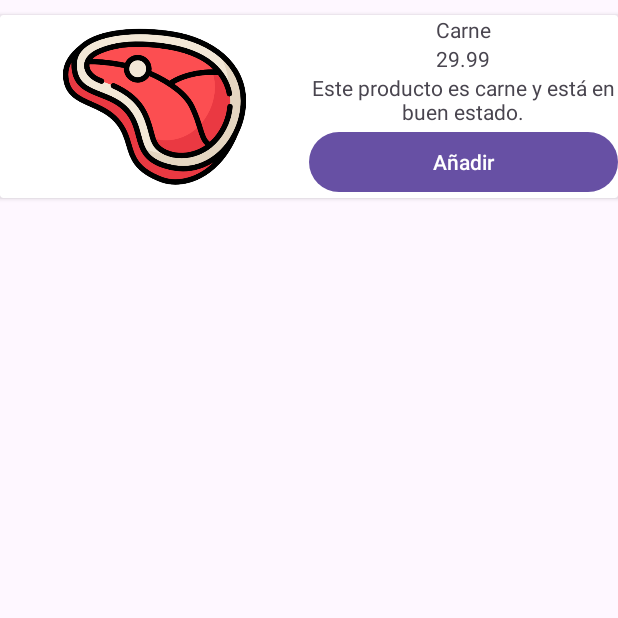
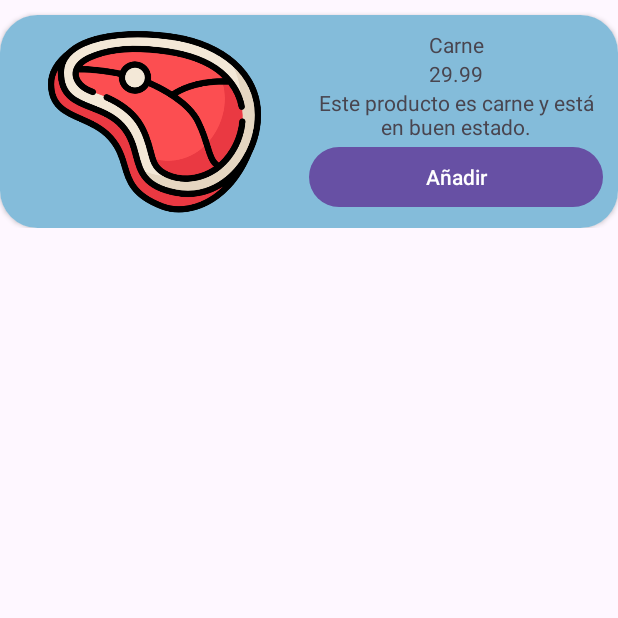
Before and after one commit to alvarohv2021/AppTienda, an Android app: the screen it shows after launch (ProductActivity), after a tap on "->", on a phone screen of 412 x 824 dp, the top half of it. Run offline under Robolectric (Android 15) with nearby library versions, the phone set to English and light mode, and no system bars.

Commit message:
Dando estilos

```diff
--- a/app/src/main/res/layout/activity_product_activity.xml
+++ b/app/src/main/res/layout/activity_product_activity.xml
@@ -3,19 +3,22 @@
     xmlns:app="http://schemas.android.com/apk/res-auto"
     xmlns:tools="http://schemas.android.com/tools"
     android:layout_width="match_parent"
-    android:layout_height="match_parent"
-    tools:context=".ProductActivity">
+    android:layout_height="wrap_content">
 
     <androidx.cardview.widget.CardView
         android:layout_width="0dp"
         android:layout_height="wrap_content"
         android:layout_marginTop="10dp"
+        android:padding="10dp"
+        app:cardCornerRadius="25dp"
         app:layout_constraintStart_toStartOf="parent"
         app:layout_constraintTop_toTopOf="parent">
 
         <LinearLayout
+            android:id="@+id/product_layout"
             android:layout_width="match_parent"
-            android:layout_height="match_parent"
+            android:layout_height="wrap_content"
+            android:background="#84BCDA"
             android:orientation="horizontal">
 
             <ImageView
@@ -23,11 +26,14 @@
                 android:layout_width="match_parent"
                 android:layout_height="match_parent"
                 android:layout_weight="1"
-                android:src="@drawable/carne" />
+                app:srcCompat="@drawable/carne" />
 
             <LinearLayout
                 android:layout_width="match_parent"
                 android:layout_height="wrap_content"
+                android:layout_marginTop="10dp"
+                android:layout_marginRight="10dp"
+                android:layout_marginBottom="10dp"
                 android:layout_weight="1"
                 android:orientation="vertical">
 
@@ -35,7 +41,7 @@
                     android:id="@+id/nombre"
                     android:layout_width="match_parent"
                     android:layout_height="wrap_content"
-                    android:text="Producto"
+                    android:text="Nombre"
                     android:textAlignment="center" />
 
                 <TextView
@@ -53,13 +59,13 @@
                     android:textAlignment="center" />
 
                 <Button
-                    android:id="@+id/añadir"
+                    android:id="@+id/button"
                     android:layout_width="match_parent"
                     android:layout_height="wrap_content"
                     android:text="Añadir" />
 
             </LinearLayout>
         </LinearLayout>
+    </androidx.cardview.widget.CardView>
 
-    </androidx.cardview.widget.CardView>
 </androidx.constraintlayout.widget.ConstraintLayout>
```
Also changed, not shown: app/src/main/res/layout/activity_producto.xml (deleted, +0 -54 lines), app/src/main/res/layout/recicler_view_row.xml (+8 -4 lines).
